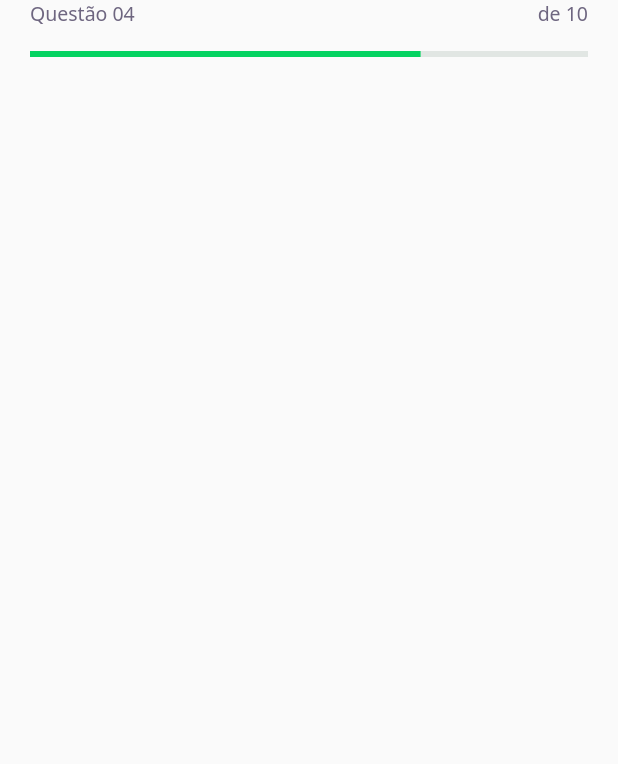
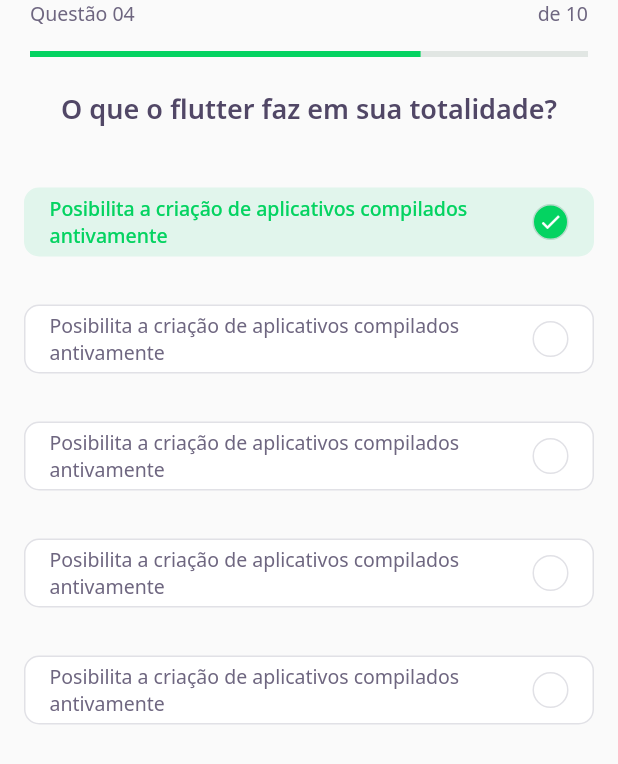
Before and after one commit to lucasomac/devquiz, a Flutter app: the screen it shows after launch, on a phone screen of 412 x 824 dp. Shown: the top 764 px of the screen. Run offline on Flutter 3.47's test engine with Material 2 defaults, Android fonts, the phone set to English and light mode, and no system bars; our stand-ins replace google_fonts.

Commit message:
Criação do question page

```diff
--- a/lib/challenge/challenge_page.dart
+++ b/lib/challenge/challenge_page.dart
@@ -1,4 +1,5 @@
 import 'package:devquiz/challenge/widgets/question_indicator/question_indicator_widget.dart';
+import 'package:devquiz/challenge/widgets/quiz/quiz_widget.dart';
 import 'package:flutter/material.dart';
 
 class ChallengePage extends StatefulWidget {
@@ -14,6 +15,7 @@ class _ChallengePageState extends State<ChallengePage> {
         preferredSize: Size.fromHeight(60),
         child: SafeArea(top: true, child: QuestionIndicatorWidget()),
       ),
+      body: QuizWidget(title: "O que o flutter faz em sua totalidade?"),
     );
   }
 }
--- /dev/null
+++ b/lib/challenge/widgets/awnser/awnser_widget.dart
@@ -0,0 +1,71 @@
+import 'package:devquiz/core/core.dart';
+import 'package:flutter/material.dart';
+
+class AwnserWidget extends StatelessWidget {
+  final String title;
+  final bool isRight;
+  final bool isSelected;
+
+  const AwnserWidget(
+      {Key? key,
+      required this.title,
+      this.isRight = false,
+      this.isSelected = false})
+      : super(key: key);
+  Color get _selectedColorRight =>
+      isRight ? AppColors.darkGreen : AppColors.darkRed;
+  Color get _selectedBorderRight =>
+      isRight ? AppColors.lightGreen : AppColors.lightRed;
+  Color get _selectedColorCardRight =>
+      isRight ? AppColors.lightGreen : AppColors.lightRed;
+  Color get _selectedBorderCardRight =>
+      isRight ? AppColors.green : AppColors.red;
+  TextStyle get _selectedTextStyleRight =>
+      isRight ? AppTextStyles.bodyDarkGreen : AppTextStyles.bodyDarkRed;
+  IconData get _selectedIconRight => isRight ? Icons.check : Icons.close;
+  @override
+  Widget build(BuildContext context) {
+    return Padding(
+      padding: const EdgeInsets.all(16.0),
+      child: Container(
+        padding: EdgeInsets.symmetric(vertical: 4, horizontal: 16),
+        decoration: BoxDecoration(
+            color: isSelected ? _selectedColorCardRight : AppColors.white,
+            borderRadius: BorderRadius.circular(10),
+            border: Border.fromBorderSide(BorderSide(
+                color: isSelected ? _selectedBorderRight : AppColors.border))),
+        child: Row(
+          mainAxisAlignment: MainAxisAlignment.spaceBetween,
+          children: [
+            Expanded(
+              child: Text(
+                title,
+                style:
+                    isSelected ? _selectedTextStyleRight : AppTextStyles.body,
+              ),
+            ),
+            Container(
+              height: 24,
+              width: 24,
+              decoration: BoxDecoration(
+                  color: isSelected ? _selectedColorRight : AppColors.white,
+                  borderRadius: BorderRadius.circular(500),
+                  border: Border.fromBorderSide(BorderSide(
+                    color: isSelected
+                        ? _selectedBorderCardRight
+                        : AppColors.border,
+                  ))),
+              child: isSelected
+                  ? Icon(
+                      _selectedIconRight,
+                      size: 16,
+                      color: Colors.white,
+                    )
+                  : null,
+            )
+          ],
+        ),
+      ),
+    );
+  }
+}
--- /dev/null
+++ b/lib/challenge/widgets/quiz/quiz_widget.dart
@@ -0,0 +1,42 @@
+import 'package:devquiz/challenge/widgets/awnser/awnser_widget.dart';
+import 'package:devquiz/core/core.dart';
+import 'package:flutter/material.dart';
+
+class QuizWidget extends StatelessWidget {
+  final String title;
+
+  const QuizWidget({Key? key, required this.title}) : super(key: key);
+  @override
+  Widget build(BuildContext context) {
+    return Container(
+      child: Column(
+        children: [
+          Text(
+            title,
+            style: AppTextStyles.heading,
+          ),
+          SizedBox(
+            height: 24,
+          ),
+          AwnserWidget(
+              isSelected: true,
+              isRight: true,
+              title:
+                  'Posibilita a criação de aplicativos compilados antivamente'),
+          AwnserWidget(
+              title:
+                  'Posibilita a criação de aplicativos compilados antivamente'),
+          AwnserWidget(
+              title:
+                  'Posibilita a criação de aplicativos compilados antivamente'),
+          AwnserWidget(
+              title:
+                  'Posibilita a criação de aplicativos compilados antivamente'),
+          AwnserWidget(
+              title:
+                  'Posibilita a criação de aplicativos compilados antivamente')
+        ],
+      ),
+    );
+  }
+}
```
